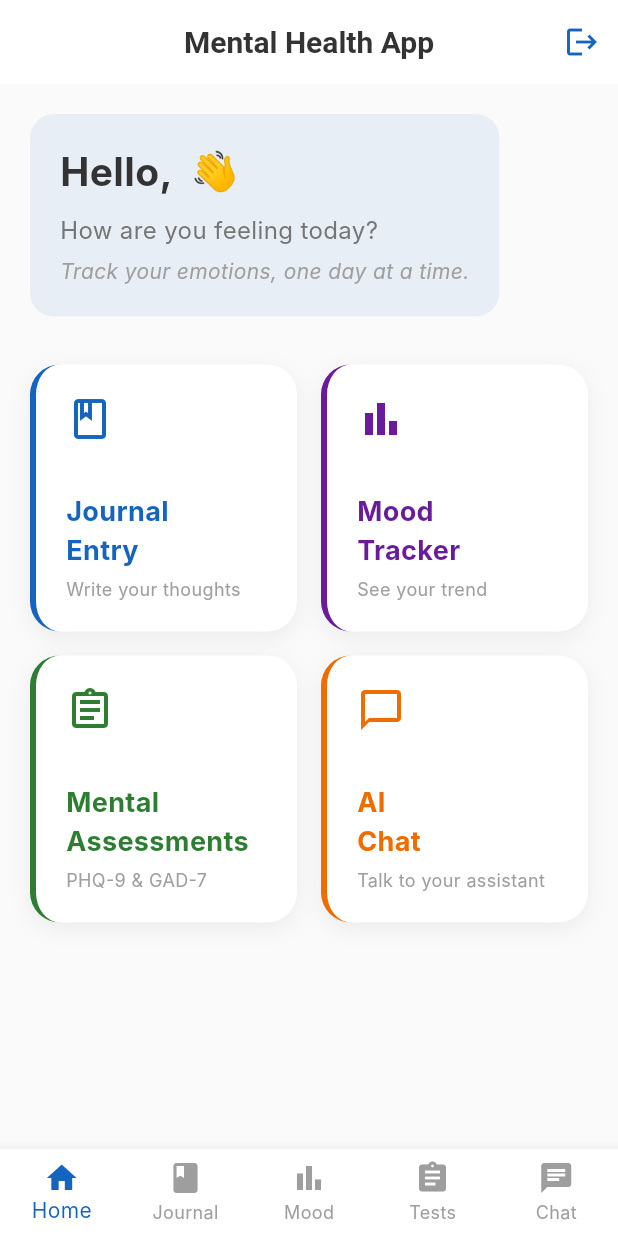
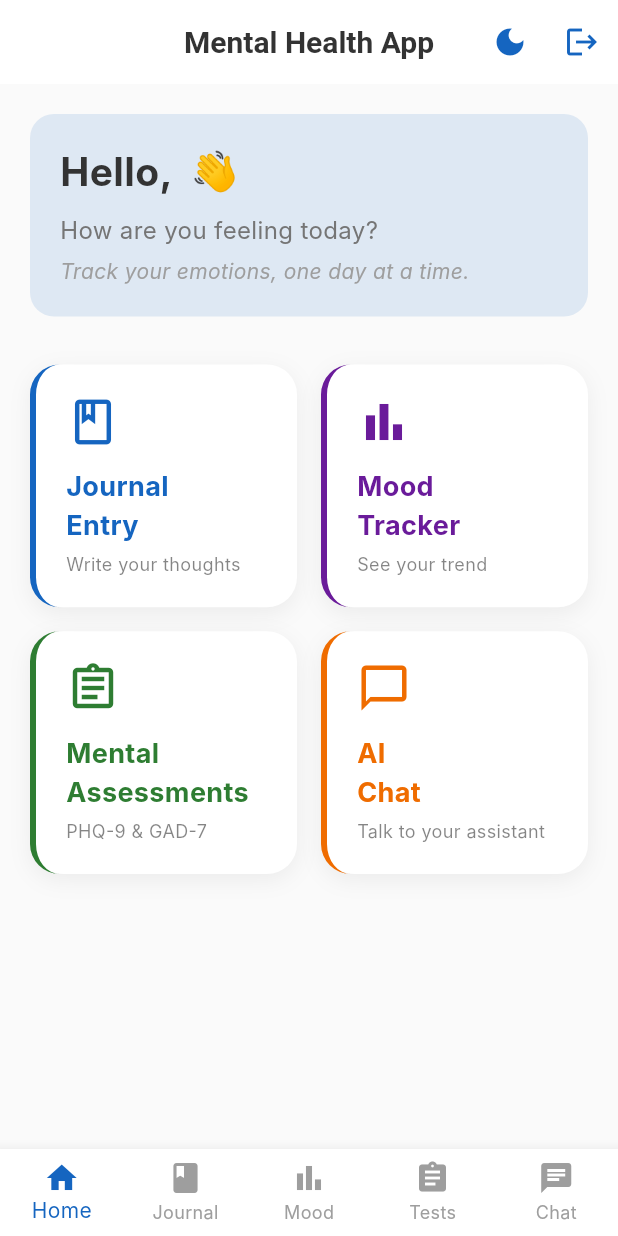
Before and after one commit to r99vr/mental-health-app, a Flutter app: the HomeScreen screen opened directly, on a phone screen of 412 x 824 dp. Run offline on Flutter 3.47's test engine with Material 3 defaults, Android fonts, the phone set to English and light mode, and no system bars; our stand-ins replace fl_chart, shared_preferences, sqflite; accounts and stored records are empty; Roboto replaces fonts that are missing (Inter).

Commit message:
Add dark mode support with manual toggle, fix RTL alignment, and make UI theme-aware

```diff
--- a/lib/screens/home_screen.dart
+++ b/lib/screens/home_screen.dart
@@ -1,4 +1,5 @@
 import 'package:flutter/material.dart';
+import '../main.dart'; // for themeNotifier
 import 'package:provider/provider.dart';
 import '../providers/auth_provider.dart';
 import 'login_screen.dart';
@@ -46,12 +47,14 @@ class _HomeScreenState extends State<HomeScreen> {
     return SingleChildScrollView(
       padding: const EdgeInsets.all(20.0),
       child: Column(
+        textDirection: TextDirection.ltr,
         crossAxisAlignment: CrossAxisAlignment.start,
         children: [
           Container(
+            width: double.infinity,
             padding: const EdgeInsets.all(20),
             decoration: BoxDecoration(
-              color: Theme.of(context).primaryColor.withOpacity(0.08),
+              color: Theme.of(context).colorScheme.primary.withOpacity(0.12),
               borderRadius: BorderRadius.circular(16),
             ),
             child: Column(
@@ -87,6 +90,7 @@ class _HomeScreenState extends State<HomeScreen> {
           const SizedBox(height: 32),
           GridView.count(
             crossAxisCount: 2,
+            childAspectRatio: 1.1,
             shrinkWrap: true,
             physics: const NeverScrollableScrollPhysics(),
             mainAxisSpacing: 16,
@@ -140,9 +144,10 @@ class _HomeScreenState extends State<HomeScreen> {
       onTap: onTap,
       borderRadius: BorderRadius.circular(20),
       child: Container(
+        width: double.infinity,
         padding: const EdgeInsets.all(20),
         decoration: BoxDecoration(
-          color: Colors.white,
+          color: Theme.of(context).cardColor,
           borderRadius: BorderRadius.circular(20),
           border: Border(
             left: BorderSide(color: iconColor, width: 4),
@@ -159,7 +164,7 @@ class _HomeScreenState extends State<HomeScreen> {
           crossAxisAlignment: CrossAxisAlignment.start,
           mainAxisAlignment: MainAxisAlignment.spaceBetween,
           children: [
-            Icon(icon, size: 32, color: iconColor),
+            Icon(icon, size: 36, color: iconColor),
             Column(
               crossAxisAlignment: CrossAxisAlignment.start,
               children: [
@@ -177,7 +182,7 @@ class _HomeScreenState extends State<HomeScreen> {
                     subtitle,
                     style: TextStyle(
                       fontSize: 12,
-                      color: Colors.grey[500],
+                      color: Theme.of(context).colorScheme.onSurface.withOpacity(0.6),
                     ),
                   ),
                 ],
@@ -197,6 +202,19 @@ class _HomeScreenState extends State<HomeScreen> {
       appBar: AppBar(
         title: const Text('Mental Health App'),
         actions: [
+          IconButton(
+            icon: Icon(
+              themeNotifier.value == ThemeMode.dark
+                  ? Icons.light_mode
+                  : Icons.dark_mode,
+            ),
+            onPressed: () {
+              themeNotifier.value =
+                  themeNotifier.value == ThemeMode.dark
+                      ? ThemeMode.light
+                      : ThemeMode.dark;
+            },
+          ),
           IconButton(
             icon: const Icon(Icons.logout),
             onPressed: () async {
```
Also changed, not shown: lib/main.dart (+9 -3 lines), lib/screens/chat_screen.dart (+4 -4 lines), lib/theme/app_theme.dart (+60 -0 lines).
